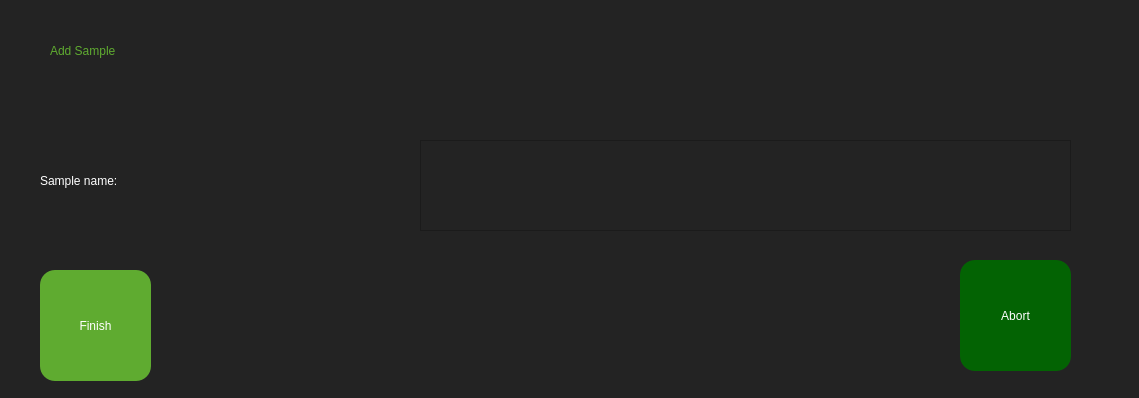
This is addSample.ui in brandhoff/SampleMGR as Qt 5 draws it before an edit. The edited form follows.
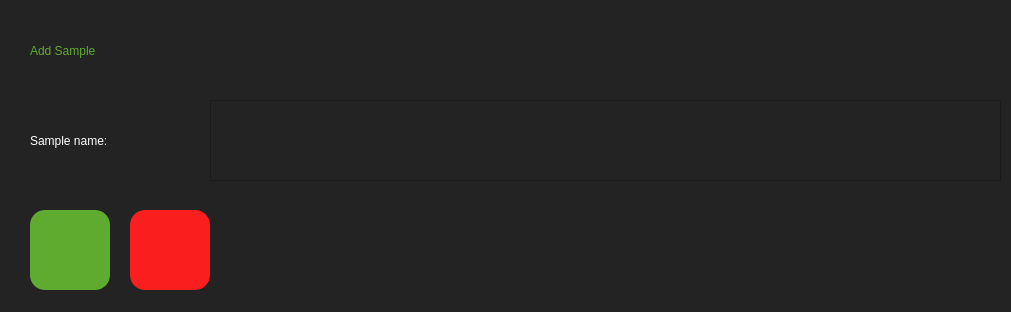
This is the edited form. Icons and pictures are not drawn.

The edit to the form file:
```diff
--- a/addSample.ui
+++ b/addSample.ui
@@ -6,8 +6,8 @@
    <rect>
     <x>0</x>
     <y>0</y>
-    <width>1139</width>
-    <height>398</height>
+    <width>1011</width>
+    <height>312</height>
    </rect>
   </property>
   <property name="windowTitle">
@@ -19,7 +19,7 @@
   <widget class="QLabel" name="label">
    <property name="geometry">
     <rect>
-     <x>50</x>
+     <x>30</x>
      <y>10</y>
      <width>361</width>
      <height>81</height>
@@ -36,12 +36,21 @@
   <widget class="QPlainTextEdit" name="textEditSampleName">
    <property name="geometry">
     <rect>
-     <x>420</x>
-     <y>140</y>
-     <width>651</width>
-     <height>91</height>
+     <x>210</x>
+     <y>100</y>
+     <width>791</width>
+     <height>81</height>
     </rect>
    </property>
+   <property name="font">
+    <font>
+     <family>Cambria</family>
+     <pointsize>24</pointsize>
+     <weight>50</weight>
+     <italic>false</italic>
+     <bold>false</bold>
+    </font>
+   </property>
    <property name="styleSheet">
     <string notr="true">color: rgb(95, 171, 48);
 font: 32pt &quot;Cambria&quot;;</string>
@@ -53,9 +62,9 @@
   <widget class="QLabel" name="label_2">
    <property name="geometry">
     <rect>
-     <x>40</x>
-     <y>140</y>
-     <width>361</width>
+     <x>30</x>
+     <y>100</y>
+     <width>171</width>
      <height>81</height>
     </rect>
    </property>
@@ -70,10 +79,10 @@
   <widget class="QPushButton" name="btnFinish">
    <property name="geometry">
     <rect>
-     <x>40</x>
-     <y>270</y>
-     <width>111</width>
-     <height>111</height>
+     <x>30</x>
+     <y>210</y>
+     <width>80</width>
+     <height>80</height>
     </rect>
    </property>
    <property name="styleSheet">
@@ -82,26 +91,46 @@
 border-radius: 15px;}</string>
    </property>
    <property name="text">
-    <string>Finish</string>
+    <string/>
+   </property>
+   <property name="icon">
+    <iconset>
+     <normaloff>icons-1.8.1/icons/check2.svg</normaloff>icons-1.8.1/icons/check2.svg</iconset>
+   </property>
+   <property name="iconSize">
+    <size>
+     <width>64</width>
+     <height>64</height>
+    </size>
    </property>
   </widget>
   <widget class="QPushButton" name="btnAbort">
    <property name="geometry">
     <rect>
-     <x>960</x>
-     <y>260</y>
-     <width>111</width>
-     <height>111</height>
+     <x>130</x>
+     <y>210</y>
+     <width>80</width>
+     <height>80</height>
     </rect>
    </property>
    <property name="styleSheet">
-    <string notr="true">QPushButton{background-color:rgba(3, 99, 3);
+    <string notr="true">QPushButton{background-color:rgba(250, 30, 30);
 color: rgb(255,255,255);
 border-radius: 15px;}
 	</string>
    </property>
    <property name="text">
-    <string>Abort</string>
+    <string/>
+   </property>
+   <property name="icon">
+    <iconset>
+     <normaloff>icons-1.8.1/icons/x-square.svg</normaloff>icons-1.8.1/icons/x-square.svg</iconset>
+   </property>
+   <property name="iconSize">
+    <size>
+     <width>64</width>
+     <height>64</height>
+    </size>
    </property>
   </widget>
  </widget>
```
Left out of the diff: 2 changed lines with no effect on the pictures.
